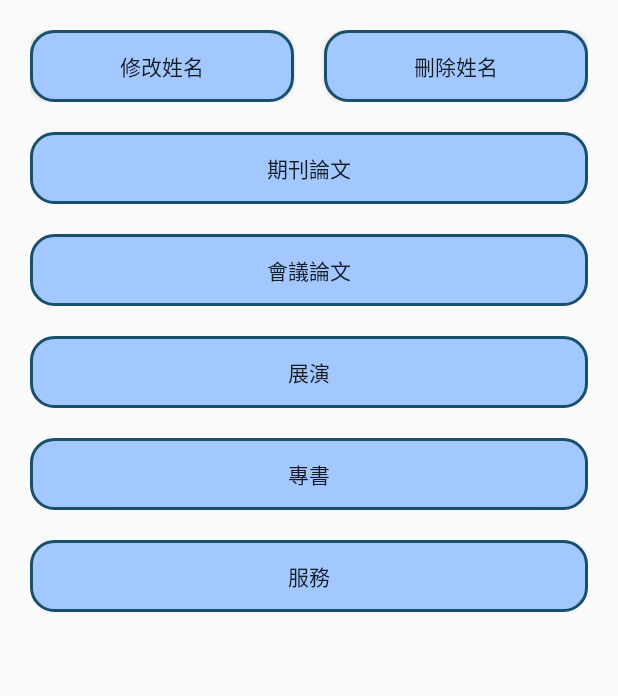
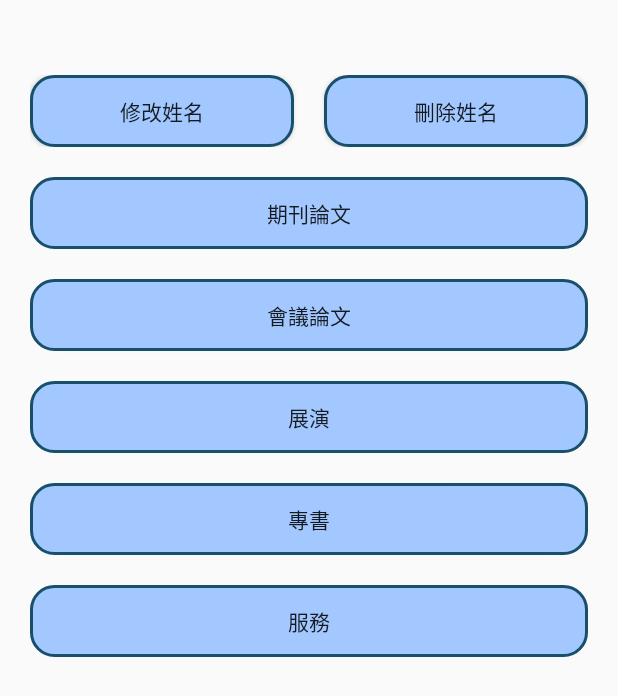
Before and after one commit to DyslexiaS/ART, an Android app: the fileupdate screen opened directly, with no data from a screen before it, on a phone screen of 412 x 824 dp. Shown: the top 696 px of the screen. Run offline under Robolectric (Android 15) with nearby library versions, the phone set to English and light mode, and no system bars; 1 statement that could not run was skipped.

Commit message:
fileupdate margin top

```diff
--- a/app/src/main/res/layout/activity_fileupdate.xml
+++ b/app/src/main/res/layout/activity_fileupdate.xml
@@ -16,7 +16,7 @@
             android:layout_height="wrap_content"
             android:layout_marginLeft="20dp"
             android:layout_marginRight="20dp"
-            android:layout_marginTop="20dp"
+            android:layout_marginTop="50dp"
             android:orientation="horizontal">
 
             <Button
```
